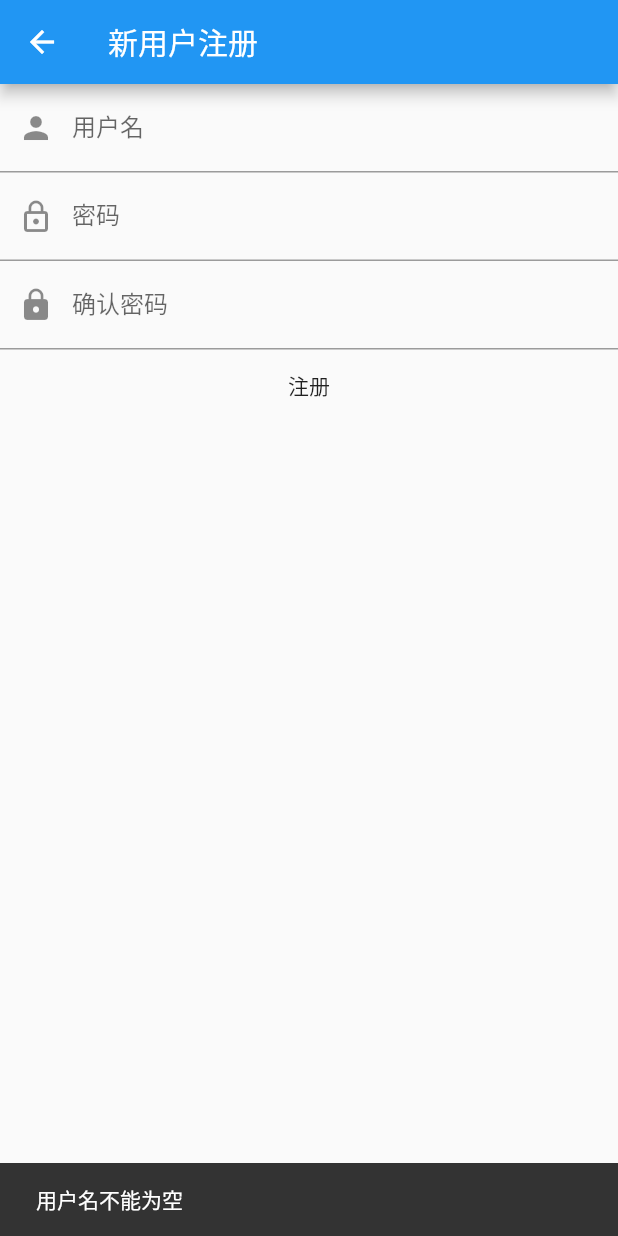
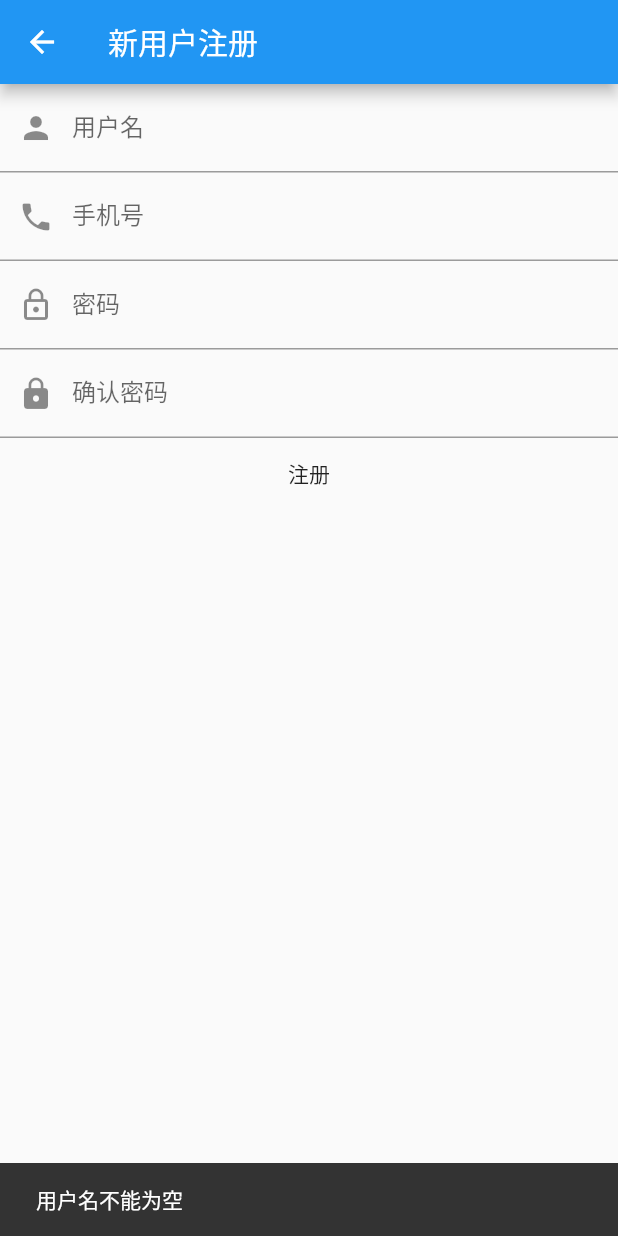
Before and after one commit to frozencodeuz/can_mobile, a Flutter app: the RegisterPage screen opened directly, after a tap on "注册", on a phone screen of 412 x 824 dp. Run offline on Flutter 3.47's test engine with Material 2 defaults, Android fonts, the phone set to English and light mode, and no system bars; our stand-ins replace device_info, flutter_datetime_picker, flutter_local_notifications, permission_handler, webview_flutter; missing offline and left inert: quartz_doc.

Commit message:
常规更新

```diff
--- a/lib/users/register_page.dart
+++ b/lib/users/register_page.dart
@@ -11,6 +11,7 @@ import '../constraints.dart';
 String newUN = "";
 String newPW = "";
 String newPWConf = "";
+String newPhone = "";
 
 class RegisterPage extends StatefulWidget {
   RegisterPage();
@@ -36,6 +37,15 @@ class _RegisterState extends State<RegisterPage> {
                   ),
                   onChanged: (text) {
                     newUN = text;
+                  },
+                ),
+                TextField(
+                  decoration: InputDecoration(
+                      prefixIcon: Icon(Icons.phone),
+                      labelText: "手机号"
+                  ),
+                  onChanged: (text) {
+                    newPhone = text;
                   },
                 ),
                 TextField(
@@ -77,6 +87,8 @@ class _RegisterState extends State<RegisterPage> {
                     snake("用户名不能包含双引号", Scaffold.of(context), 2);
                   } else if (newUN.indexOf("'")!=-1) {
                     snake("用户名不能包含单引号", Scaffold.of(context), 2);
+                  } else if (newPhone=="") {
+                    snake("手机号不能为空", Scaffold.of(context));
                   } else {
                     register(context);
                   }
@@ -100,7 +112,7 @@ class _RegisterState extends State<RegisterPage> {
         tipsDialog(context, "您的用户名已经被使用过");
       }
     };
-    connection.query("register $newUN $newPW");
+    connection.query("register $newUN $newPW $newPhone");
     connection.close();
   }
 }
```
Also changed, not shown: 1 other file.
